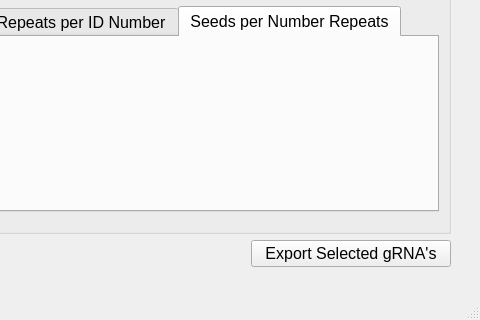
TrinhLab/CASPERapp, file mt.ui: the form before one commit; both pictures show x 543 to 1023 and y 445 to 765 of the 1023 by 765 pixel window.
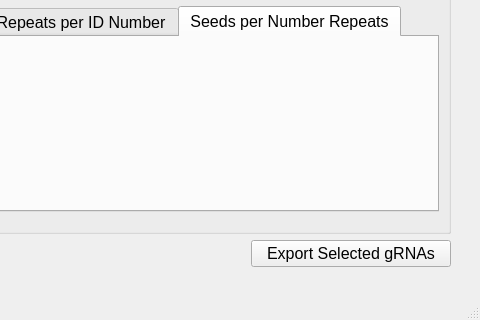
The form after the commit.

The edit to the form file:
```diff
--- a/mt.ui
+++ b/mt.ui
@@ -474,7 +474,7 @@
          </size>
         </property>
         <property name="text">
-         <string>Export Selected gRNA's</string>
+         <string>Export Selected gRNAs</string>
         </property>
        </widget>
       </item>
```
